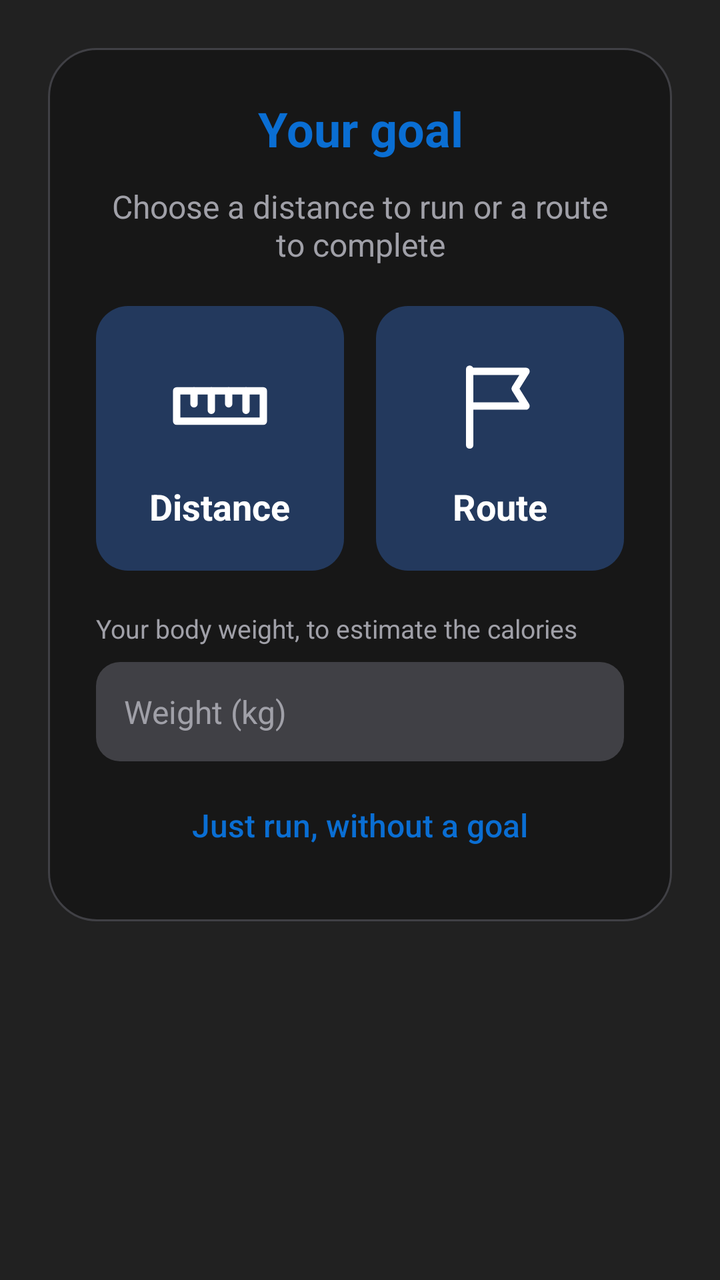
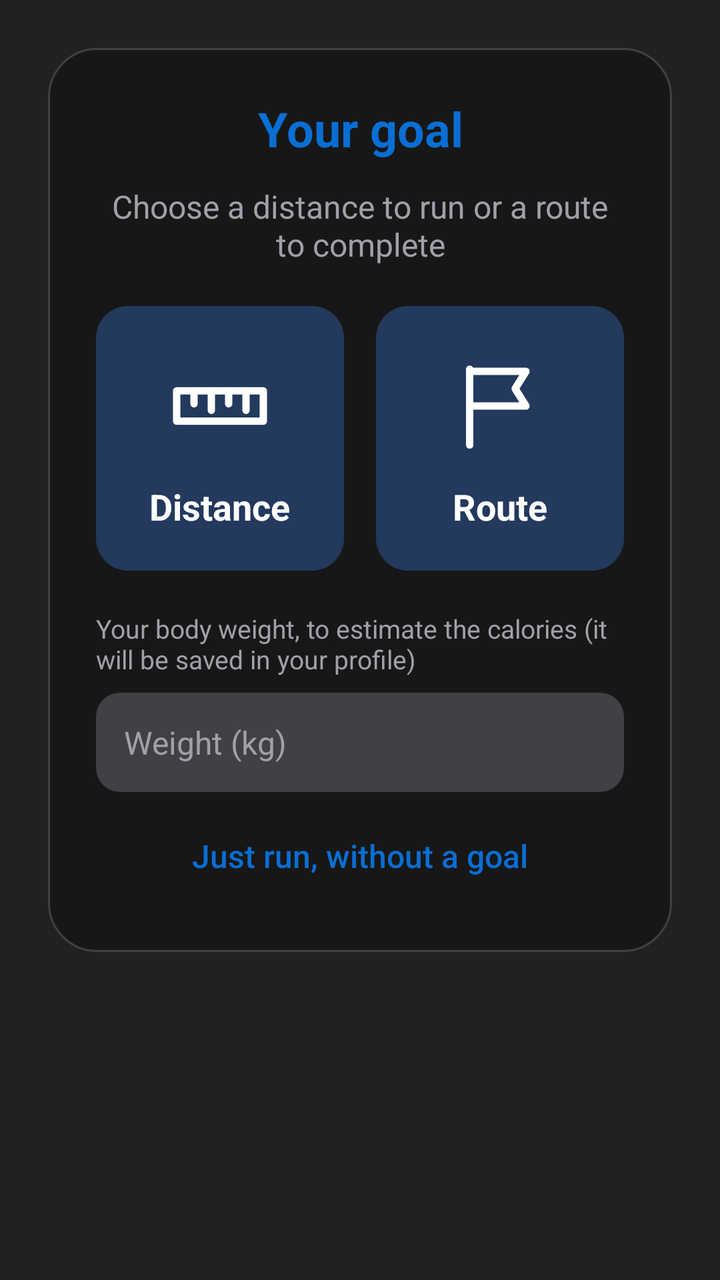

Before-and-after screenshots of an Android layout around one commit, followed by the original layout XML and the change that was made.
<!-- AndroidManifest.xml: application theme Theme.GymBro -->
<!-- res/layout/dialog_run_goal.xml -->
<?xml version="1.0" encoding="utf-8"?>
<ScrollView xmlns:android="http://schemas.android.com/apk/res/android"
    android:layout_width="match_parent"
    android:layout_height="wrap_content">

    <LinearLayout style="@style/ModalCardStyle">

        <TextView
            style="@style/ModalTitleStyle"
            android:text="@string/run_goal_title"/>

        <TextView
            style="@style/ModalMessageStyle"
            android:text="@string/run_goal_message"/>

        <LinearLayout
            android:layout_width="match_parent"
            android:layout_height="wrap_content"
            android:layout_marginTop="20dp"
            android:orientation="horizontal">

            
            <LinearLayout
                android:id="@+id/distanceGoalOption"
                style="@style/TrainingOptionStyle">

                <ImageView
                    style="@style/TrainingOptionIconStyle"
                    android:layout_width="52dp"
                    android:layout_height="52dp"
                    android:src="@drawable/ruler_icon"
                    android:importantForAccessibility="no"/>

                <TextView
                    style="@style/TrainingOptionTextStyle"
                    android:textSize="18sp"
                    android:text="@string/goal_distance"/>

            </LinearLayout>

            
            <View
                android:layout_width="16dp"
                android:layout_height="match_parent"/>

            
            <LinearLayout
                android:id="@+id/routeGoalOption"
                style="@style/TrainingOptionStyle">

                <ImageView
                    style="@style/TrainingOptionIconStyle"
                    android:layout_width="52dp"
                    android:layout_height="52dp"
                    android:src="@drawable/flag_icon"
                    android:importantForAccessibility="no"/>

                <TextView
                    style="@style/TrainingOptionTextStyle"
                    android:textSize="18sp"
                    android:text="@string/goal_route"/>

            </LinearLayout>

        </LinearLayout>

        
        <TextView
            style="@style/FormLabelStyle"
            android:layout_marginTop="20dp"
            android:text="@string/body_weight_label"/>

        <EditText
            android:id="@+id/bodyWeightInput"
            style="@style/InputStyle"
            android:layout_marginTop="8dp"
            android:hint="@string/weight_hint"
            android:inputType="numberDecimal"
            android:importantForAutofill="no"/>

        <TextView
            android:id="@+id/goalError"
            style="@style/ErrorTextStyle"/>

        <Button
            android:id="@+id/noGoalOption"
            style="@style/LinkButtonStyle"
            android:layout_gravity="center_horizontal"
            android:layout_marginTop="8dp"
            android:text="@string/run_without_goal"/>

    </LinearLayout>

</ScrollView>
<!-- resources referenced by this layout -->
<resources>
  <string name="body_weight_label">Your body weight, to estimate the calories</string>
  <string name="goal_distance">Distance</string>
  <string name="goal_route">Route</string>
  <string name="run_goal_message">Choose a distance to run or a route to complete</string>
  <string name="run_goal_title">Your goal</string>
  <string name="run_without_goal">Just run, without a goal</string>
  <string name="weight_hint">Weight (kg)</string>
  <style name="FormLabelStyle">
          <item name="android:layout_width">match_parent</item>
          <item name="android:layout_height">wrap_content</item>
          <item name="android:layout_marginTop">16dp</item>
          <item name="android:textColor">@color/textSecondary</item>
          <item name="android:textSize">13sp</item>
      </style>
  <style name="ModalMessageStyle">
          <item name="android:layout_width">match_parent</item>
          <item name="android:layout_height">wrap_content</item>
          <item name="android:layout_marginTop">12dp</item>
          <item name="android:gravity">center</item>
          <item name="android:textColor">@color/textSecondary</item>
          <item name="android:textSize">16sp</item>
      </style>
  <style name="ModalTitleStyle">
          <item name="android:layout_width">match_parent</item>
          <item name="android:layout_height">wrap_content</item>
          <item name="android:gravity">center</item>
          <item name="android:textStyle">bold</item>
          <item name="android:textColor">@color/lighterBlue</item>
          <item name="android:textSize">24sp</item>
      </style>
  <style name="TrainingOptionIconStyle">
          <item name="android:layout_width">64dp</item>
          <item name="android:layout_height">64dp</item>
          <item name="android:scaleType">fitCenter</item>
      </style>
  <style name="TrainingOptionTextStyle">
          <item name="android:layout_width">wrap_content</item>
          <item name="android:layout_height">wrap_content</item>
          <item name="android:layout_marginTop">12dp</item>
          <item name="android:textStyle">bold</item>
          <item name="android:textColor">@color/white</item>
          <item name="android:textSize">20sp</item>
      </style>
  <style name="Theme.GymBro" parent="android:Theme.Material.Light.NoActionBar">
          
          <item name="android:windowBackground">@color/lightGrey</item>
      </style>
  <color name="errorRed">#FF6B6B</color>
  <color name="textSecondary">#A0A0A8</color>
  <!-- drawable input_background (drawable) -->
  <?xml version="1.0" encoding="utf-8"?>
  <shape xmlns:android="http://schemas.android.com/apk/res/android"
      android:shape="rectangle">
  
      <solid android:color="@color/lighterGrey"/>
      <corners android:radius="12dp"/>
  
  </shape>
  <color name="white">#FFFFFF</color>
  <color name="lighterBlue">#0a6ed3</color>
  <!-- drawable modal_background (drawable) -->
  <?xml version="1.0" encoding="utf-8"?>
  <shape xmlns:android="http://schemas.android.com/apk/res/android"
      android:shape="rectangle">
  
      <solid android:color="@color/darkGrey"/>
      <corners android:radius="24dp"/>
      <stroke
          android:width="1dp"
          android:color="@color/lighterGrey"/>
  
  </shape>
  <!-- drawable training_option_background (drawable) -->
  <?xml version="1.0" encoding="utf-8"?>
  <ripple xmlns:android="http://schemas.android.com/apk/res/android"
      android:color="#40FFFFFF">
  
      <item>
          <shape android:shape="rectangle">
              <solid android:color="@color/lightBlue"/>
              <corners android:radius="16dp"/>
          </shape>
      </item>
  
  </ripple>
  <color name="lightGrey">#212121</color>
  <color name="lighterGrey">#404045</color>
  <color name="darkGrey">#171717</color>
  <color name="lightBlue">#23395d</color>
  <!-- unchanged entries left out for length: 8 -->
</resources>

<!-- the commit's change to res/layout/dialog_run_goal.xml (unified diff, before → after) -->
@@ -66,6 +66,7 @@
 
         
         <TextView
+            android:id="@+id/bodyWeightLabel"
             style="@style/FormLabelStyle"
             android:layout_marginTop="20dp"
             android:text="@string/body_weight_label"/>
<!-- resource entries referenced after the edit -->
@@ -1,6 +1,6 @@
 <!-- resources referenced by this layout -->
 <resources>
-  <string name="body_weight_label">Your body weight, to estimate the calories</string>
+  <string name="body_weight_label">Your body weight, to estimate the calories (it will be saved in your profile)</string>
   <string name="goal_distance">Distance</string>
   <string name="goal_route">Route</string>
   <string name="run_goal_message">Choose a distance to run or a route to complete</string>
